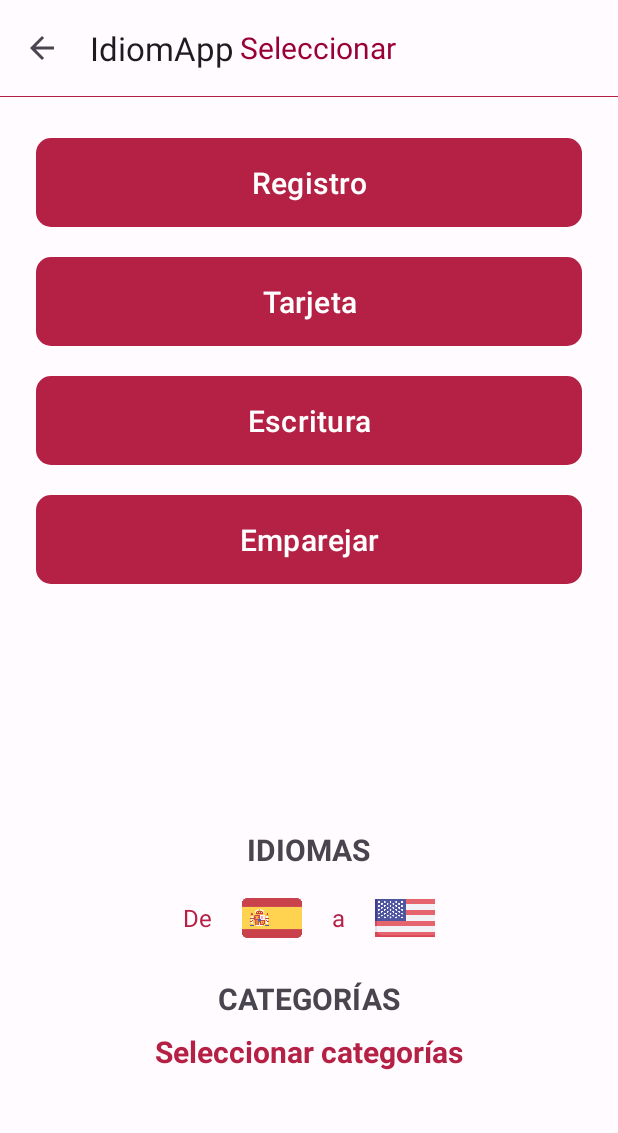
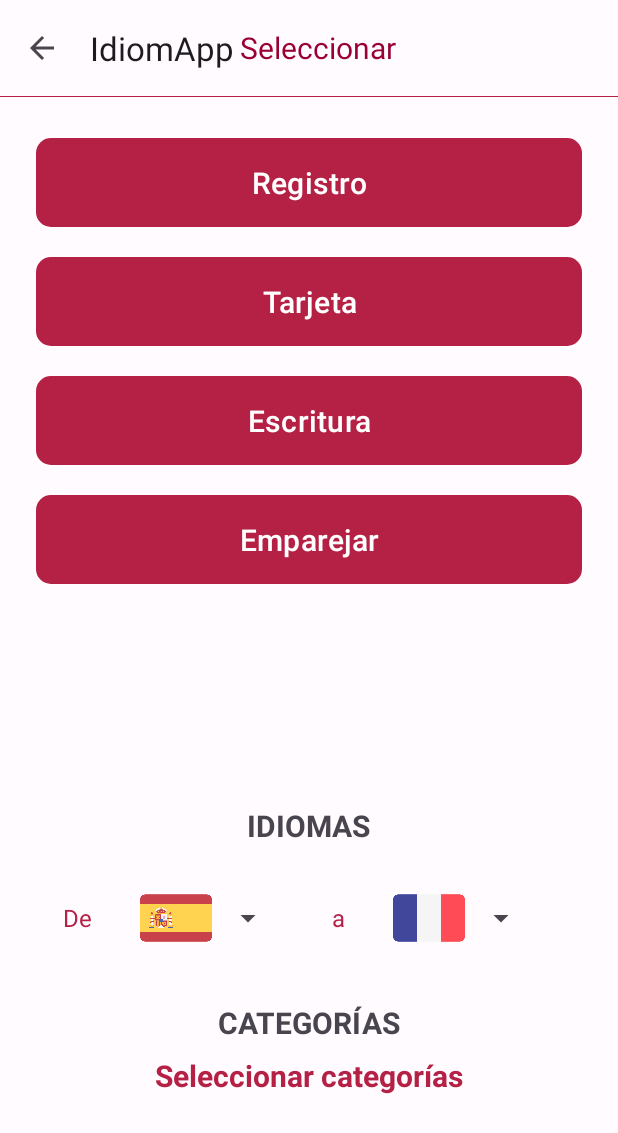
Before and after one commit to QNecesitas/IdiomApp, an Android app: the screen it shows after launch (ActivityHome), on a phone screen of 412 x 824 dp. Shown: the top 1133 px of the screen. Run offline under Robolectric (Android 15) with nearby library versions, the phone set to English and light mode, and no system bars; our stand-ins replace Room's generated code.

Commit message:
ActivityHome and speech was advanced

```diff
--- a/app/src/main/java/com/estholon/idiomapp/ActivityHome.kt
+++ b/app/src/main/java/com/estholon/idiomapp/ActivityHome.kt
@@ -8,10 +8,15 @@ import android.os.Bundle
 import android.util.Log
 import android.view.Gravity
 import android.view.LayoutInflater
+import android.view.View
+import android.widget.AdapterView
 import android.widget.Toast
 import androidx.activity.viewModels
 import androidx.appcompat.app.AlertDialog
+import com.estholon.idiomapp.adapters.SpinnerAdapter
+import com.estholon.idiomapp.auxiliary.TextToSpeech
 import com.estholon.idiomapp.data.Category
+import com.estholon.idiomapp.data.Idioms
 import com.estholon.idiomapp.databinding.ActivityHomeBinding
 import com.estholon.idiomapp.databinding.LiAddCategoryBinding
 import com.estholon.idiomapp.viewmodels.HomeViewModel
@@ -25,10 +30,18 @@ class ActivityHome : AppCompatActivity() {
 
     private var li_category_binding: LiAddCategoryBinding? = null
 
+    private lateinit var textToSpeech: TextToSpeech
+
     //View Model
     private val viewModel: HomeViewModel by viewModels {
-        HomeViewModelFactory((application as IdiomApp).database.categoriesDao())
+        HomeViewModelFactory((application as IdiomApp).database.categoriesDao(),
+            (application as IdiomApp).database.idiomsDao())
     }
+
+    //Spinner
+    private var spinnerLIsOpen = false
+
+    private var spinnerRIsOpen = false
 
 
     override fun onCreate(savedInstanceState: Bundle?) {
@@ -43,6 +56,12 @@ class ActivityHome : AppCompatActivity() {
         supportActionBar?.setDisplayShowTitleEnabled(true)
         binding.toolbar.setNavigationOnClickListener { finish() }
 
+        textToSpeech = TextToSpeech(this){}
+
+        binding.btnRegistro.setOnClickListener{
+            val textToRead = "Gregor no quitas mijo, mama huevo"
+            textToSpeech.speak(textToRead)
+        }
 
         //Observe
         viewModel.listCategory.observe(this) {
@@ -54,16 +73,42 @@ class ActivityHome : AppCompatActivity() {
             li_add_category()
         }
 
-        binding.ivPais1.setOnClickListener{
 
+
+        viewModel.listIdiomsLeft.observe(this) { items ->
+            val adapter = SpinnerAdapter(this , R.layout.custom_spinner , items)
+            adapter.setDropDownViewResource(R.layout.custom_spinner_dropdown)
+            binding.spinnerIdiom1.adapter = adapter
+            adapter.setClick(object : SpinnerAdapter.ITouch{
+                override fun onClick(idioms: Idioms) {
+                    if(idioms != viewModel.itemIdiomLeft){
+                        viewModel.selectedIdiomLeft(idioms)
+                    }
+                }
+
+            })
         }
 
-        binding.ivPais2.setOnClickListener{
+        viewModel.listIdiomsRight.observe(this) { items ->
+            val adapter = SpinnerAdapter(this , R.layout.custom_spinner , items)
+            adapter.setDropDownViewResource(R.layout.custom_spinner_dropdown)
+            binding.spinnerIdiom2.adapter = adapter
+            adapter.setClick(object : SpinnerAdapter.ITouch{
+                override fun onClick(idioms: Idioms) {
+                    if(idioms !=viewModel.itemIdiomRight){
+                        viewModel.selectedIdiomRight(idioms)
+                    }
+                }
 
+            })
         }
 
+
+        viewModel.getAllIdioms()
         viewModel.refresh()
     }
+
+
 
 
     fun li_add_category(){
--- a/app/src/main/java/com/estholon/idiomapp/ActivityNewRecords.kt
+++ b/app/src/main/java/com/estholon/idiomapp/ActivityNewRecords.kt
@@ -33,7 +33,6 @@ class ActivityNewRecords : AppCompatActivity() {
         val spinnerPersonalizado=binding.spinnerPersonalizado
 
         viewModel.listIdioms.observe(this) { items ->
-            Log.e("XXX1", viewModel.listIdioms.value.toString())
             // Actualiza el adaptador del Spinner cuando cambian los elementos
             val adapter = SpinnerAdapter(this , R.layout.custom_spinner , items)
             adapter.setDropDownViewResource(R.layout.custom_spinner_dropdown)
--- a/app/src/main/java/com/estholon/idiomapp/adapters/SpinnerAdapter.kt
+++ b/app/src/main/java/com/estholon/idiomapp/adapters/SpinnerAdapter.kt
@@ -2,6 +2,7 @@ package com.estholon.idiomapp.adapters
 
 import android.annotation.SuppressLint
 import android.content.Context
+import android.util.Log
 import android.view.LayoutInflater
 import android.view.View
 import android.view.ViewGroup
@@ -14,6 +15,8 @@ import com.estholon.idiomapp.data.Idioms
 class SpinnerAdapter(context: Context, resource: Int, objects: List<Idioms>) :
     ArrayAdapter<Idioms>(context, resource, objects) {
 
+    private var click: ITouch? = null
+
     @SuppressLint("ViewHolder" , "MissingInflatedId" , "UseCompatLoadingForDrawables")
     override fun getView(position: Int , convertView: View? , parent: ViewGroup): View {
         val inflater = context.getSystemService(Context.LAYOUT_INFLATER_SERVICE) as LayoutInflater
@@ -21,6 +24,7 @@ class SpinnerAdapter(context: Context, resource: Int, objects: List<Idioms>) :
         val imageView = vista.findViewById<ImageView>(R.id.iv_idioms)
 
         imageView.setImageDrawable(context.getDrawable(getImage(position))) // Assume que 'image' es un recurso drawable
+
 
 
 
@@ -34,8 +38,7 @@ class SpinnerAdapter(context: Context, resource: Int, objects: List<Idioms>) :
         val vista = inflater.inflate(R.layout.custom_spinner_dropdown, parent, false)
         val imageView = vista.findViewById<ImageView>(R.id.imageView)
         imageView.setImageDrawable(context.getDrawable(getImage(position))) // Assume que 'image' es un recurso drawable
-
-
+        imageView.setOnClickListener{ getItem(position)?.let { it1 -> click?.onClick(it1) } }
 
         return vista
     }
@@ -63,4 +66,14 @@ class SpinnerAdapter(context: Context, resource: Int, objects: List<Idioms>) :
         }
     }
 
+    interface ITouch {
+        fun onClick(idioms: Idioms)
+    }
+
+    fun setClick(click: ITouch?) {
+        this.click = click
+    }
+
+
+
 }
--- /dev/null
+++ b/app/src/main/java/com/estholon/idiomapp/auxiliary/TextToSpeech.kt
@@ -0,0 +1,47 @@
+package com.estholon.idiomapp.auxiliary
+
+import android.content.Context
+import android.os.Bundle
+import android.os.Parcel
+import android.os.Parcelable
+import android.os.PersistableBundle
+import android.speech.tts.TextToSpeech
+import androidx.appcompat.app.AppCompatActivity
+import androidx.appcompat.app.AppCompatCallback
+import java.util.Locale
+
+open class TextToSpeech(private val context: Context,private val onInitCallback:
+    ()-> Unit) : TextToSpeech.OnInitListener {
+
+    private lateinit var textToSpeech: TextToSpeech
+
+    init{
+        textToSpeech = TextToSpeech(context, this)
+    }
+
+
+    override fun onInit(status: Int) {
+        if (status==TextToSpeech.SUCCESS) {
+            val locale = Locale.getDefault()
+            val result = textToSpeech.setLanguage(locale)
+            if (result == TextToSpeech.LANG_MISSING_DATA || result == TextToSpeech.LANG_NOT_SUPPORTED) {
+                //Manejo de errores relacionado con idiomas
+            } else {
+                //El TextToSpech se realizo con exito, se puede utilizar aqui
+            }
+        }else{
+                //Manejo de errores de initialization
+            }
+
+        }
+
+    fun speak(text:String){
+        textToSpeech.speak(text,TextToSpeech.QUEUE_FLUSH, null, null)
+    }
+
+    fun shutdown(){
+        textToSpeech.stop()
+        textToSpeech.shutdown()
+    }
+
+}
--- a/app/src/main/java/com/estholon/idiomapp/viewmodels/HomeViewModel.kt
+++ b/app/src/main/java/com/estholon/idiomapp/viewmodels/HomeViewModel.kt
@@ -7,15 +7,73 @@ import androidx.lifecycle.ViewModel
 import androidx.lifecycle.ViewModelProvider
 import androidx.lifecycle.viewModelScope
 import com.estholon.idiomapp.data.Category
+import com.estholon.idiomapp.data.Idioms
 import com.estholon.idiomapp.database.CategoriesDao
+import com.estholon.idiomapp.database.IdiomsDao
 import kotlinx.coroutines.launch
 
-class HomeViewModel(private val categoriesDao: CategoriesDao) : ViewModel() {
+class HomeViewModel(private val categoriesDao: CategoriesDao,
+                    private val idiomsDao: IdiomsDao) : ViewModel() {
 
     //List category
     private val _listCategory = MutableLiveData<MutableList<Category>>()
     val listCategory: LiveData<MutableList<Category>> get() = _listCategory
 
+    //List Idiom
+    private val _listIdioms = MutableLiveData<MutableList<Idioms>>()
+    val listIdioms: LiveData<MutableList<Idioms>> get() = _listIdioms
+
+    //List Idiom Right
+    private val _listIdiomsRight = MutableLiveData<MutableList<Idioms>>()
+    val listIdiomsRight: LiveData<MutableList<Idioms>> get() = _listIdiomsRight
+
+    //List Idiom Left
+    private val _listIdiomsLeft = MutableLiveData<MutableList<Idioms>>()
+    val listIdiomsLeft: LiveData<MutableList<Idioms>> get() = _listIdiomsLeft
+
+    var itemIdiomRight = Idioms("FR","Français")
+
+    var itemIdiomLeft = Idioms("ES","Español")
+
+    fun getAllIdioms() {
+        viewModelScope.launch {
+            _listIdioms.value= mutableListOf ()
+            _listIdioms.value= idiomsDao.fetchIdioms()
+            filterIdioms()
+        }
+    }
+
+    fun filterIdioms(){
+        val tempListLeft = mutableListOf<Idioms>()
+        val tempListRight = mutableListOf<Idioms>()
+
+        _listIdioms.value?.let {
+            tempListLeft.addAll(it)
+        }
+        _listIdioms.value?.let {
+            tempListRight.addAll(it)
+        }
+
+        tempListLeft.remove(itemIdiomRight)
+        tempListRight.remove(itemIdiomLeft)
+
+        _listIdiomsLeft.value = tempListLeft
+        _listIdiomsRight.value = tempListRight
+    }
+
+    fun selectedIdiomRight(idioms: Idioms){
+        if (_listIdioms.value != null){
+            itemIdiomRight = idioms
+        }
+        Log.e("gg",idioms.toString())
+        filterIdioms()
+    }
+
+    fun selectedIdiomLeft(idioms: Idioms){
+        if (_listIdioms.value != null) itemIdiomLeft = idioms
+        Log.e("gg1",idioms.toString())
+        filterIdioms()
+    }
 
     fun addCategory(newCategory: String){
         viewModelScope.launch {
@@ -41,13 +99,14 @@ class HomeViewModel(private val categoriesDao: CategoriesDao) : ViewModel() {
 
 
 class HomeViewModelFactory(
-    private val categoryDao: CategoriesDao
+    private val categoryDao: CategoriesDao,
+    private val idiomsDao: IdiomsDao
 ) : ViewModelProvider.Factory {
 
     override fun <T : ViewModel> create(modelClass: Class<T>): T {
         if (modelClass.isAssignableFrom(HomeViewModel::class.java)) {
             @Suppress("UNCHECKED_CAST")
-            return HomeViewModel(categoryDao) as T
+            return HomeViewModel(categoryDao, idiomsDao ) as T
         }
         throw IllegalArgumentException("Unknown viewModel class")
     }
--- a/app/src/main/res/layout/activity_home.xml
+++ b/app/src/main/res/layout/activity_home.xml
@@ -144,12 +144,13 @@
             android:textColor="?attr/colorPrimary"
             android:textSize="16sp" />
 
-        <!--iv Pais 1-->
-        <ImageView
-            android:id="@+id/iv_pais1"
-            android:layout_width="40dp"
-            android:layout_height="40dp"
-            android:src="@drawable/spain" />
+        <!--spinner Pais 1-->
+        <Spinner
+            android:id="@+id/spinnerIdiom1"
+            android:layout_width="wrap_content"
+            android:layout_height="wrap_content"
+            android:visibility="visible"
+            android:layout_margin="12dp"/>
 
 
         <!--tv a-->
@@ -163,12 +164,13 @@
             android:textColor="?attr/colorPrimary"
             android:textSize="16sp" />
 
-        <!--iv Pais 2-->
-        <ImageView
-            android:id="@+id/iv_pais2"
-            android:layout_width="40dp"
-            android:layout_height="40dp"
-            android:src="@drawable/unite" />
+        <!--spinner Pais 2-->
+        <Spinner
+            android:id="@+id/spinnerIdiom2"
+            android:layout_width="wrap_content"
+            android:layout_height="wrap_content"
+            android:visibility="visible"
+            android:layout_margin="12dp"/>
 
     </LinearLayout>
 
```
